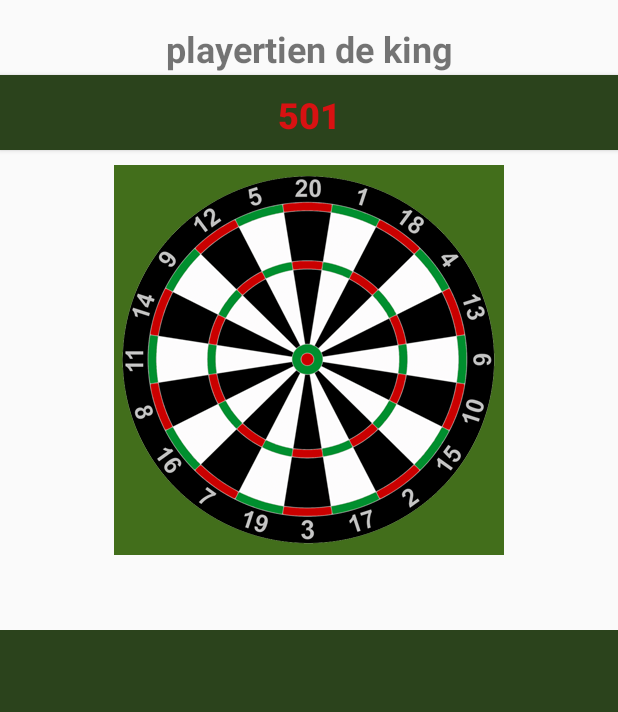
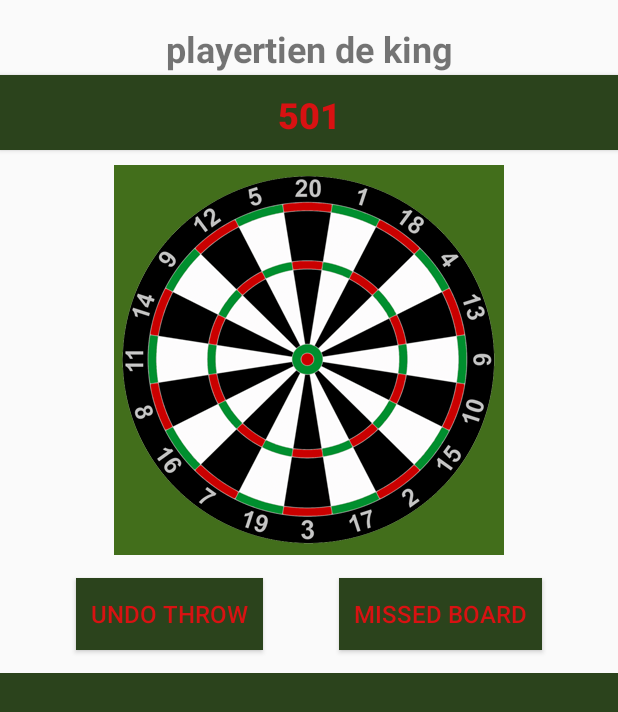
Before and after one commit to Dgeeroms/DartsGames, an Android app: the layout play_game_fragment.xml on its own in the app's theme, with its tools: preview values and no code run, on a phone screen of 412 x 824 dp. Shown: the top 712 px of the screen. Run offline under Robolectric (Android 15) with nearby library versions, the phone set to English and light mode, and no system bars.

Commit message:
Added functionalities: - last dart thrown can be undone - button to indicate a dart has missed the board

```diff
--- a/app/src/main/java/com/davygeeroms/dartsgames/viewmodels/NewGameViewModel.kt
+++ b/app/src/main/java/com/davygeeroms/dartsgames/viewmodels/NewGameViewModel.kt
@@ -83,7 +83,7 @@ class NewGameViewModel(application: Application, gameDao: GameDao) : AndroidView
         uiScope.launch {
             withContext(Dispatchers.IO){
 
-                //_gameRepo.deleteTable()
+                _gameRepo.deleteTable()
 
                 _gameRepo.saveGame(game)
                 val tempGame = _gameRepo.getNewGame()
--- a/app/src/main/res/layout/play_game_fragment.xml
+++ b/app/src/main/res/layout/play_game_fragment.xml
@@ -37,35 +37,59 @@
 
             <TextView
                 android:id="@+id/player_name"
+                style="@style/now_playing"
                 android:text=""
                 app:layout_constraintEnd_toEndOf="parent"
                 app:layout_constraintStart_toStartOf="parent"
                 app:layout_constraintTop_toTopOf="parent"
-            tools:text="playertien de king"
-            style="@style/now_playing" />
+                tools:text="playertien de king" />
 
             <ImageButton
                 android:id="@+id/dartboard_button"
                 android:layout_width="wrap_content"
                 android:layout_height="wrap_content"
                 android:layout_marginTop="10dp"
+                android:background="@color/background"
+                android:contentDescription="@string/dartboard"
+                android:src="@drawable/dartsboard390"
                 app:layout_constraintEnd_toEndOf="parent"
                 app:layout_constraintStart_toStartOf="parent"
-            app:layout_constraintTop_toBottomOf="@+id/player_score"
-            android:src="@drawable/dartsboard390"
-            android:background="@color/background"
-            android:contentDescription="@string/dartboard" />
+                app:layout_constraintTop_toBottomOf="@+id/player_score" />
 
             <androidx.recyclerview.widget.RecyclerView
                 android:id="@+id/player_history_rec"
-            android:background="@color/buttonBackground"
                 android:layout_width="0dp"
                 android:layout_height="0dp"
-            android:layout_marginTop="50dp"
+                android:layout_marginTop="15dp"
+                android:background="@color/buttonBackground"
                 android:paddingTop="10dp"
                 app:layout_constraintBottom_toBottomOf="parent"
                 app:layout_constraintEnd_toEndOf="parent"
                 app:layout_constraintStart_toStartOf="parent"
+                app:layout_constraintTop_toBottomOf="@+id/btn_undoThrow" />
+
+            <Button
+                style="@style/regularButton"
+                android:id="@+id/btn_undoThrow"
+                android:layout_width="wrap_content"
+                android:layout_height="wrap_content"
+                android:layout_marginTop="15dp"
+                android:text="@string/undo_throw"
+                app:layout_constraintEnd_toStartOf="@+id/btn_missThrow"
+                app:layout_constraintHorizontal_bias="0.5"
+                app:layout_constraintStart_toStartOf="parent"
+                app:layout_constraintTop_toBottomOf="@+id/dartboard_button" />
+
+            <Button
+                style="@style/regularButton"
+                android:id="@+id/btn_missThrow"
+                android:layout_width="wrap_content"
+                android:layout_height="wrap_content"
+                android:layout_marginTop="15dp"
+                android:text="@string/missed_board"
+                app:layout_constraintEnd_toEndOf="parent"
+                app:layout_constraintHorizontal_bias="0.5"
+                app:layout_constraintStart_toEndOf="@+id/btn_undoThrow"
                 app:layout_constraintTop_toBottomOf="@+id/dartboard_button" />
 
         </androidx.constraintlayout.widget.ConstraintLayout>
--- a/app/src/main/res/values/strings.xml
+++ b/app/src/main/res/values/strings.xml
@@ -24,4 +24,6 @@
     <string name="c">C°</string>
     <string name="ok">OK</string>
     <string name="statistics">Statistics:</string>
+    <string name="undo_throw">Undo throw</string>
+    <string name="missed_board">Missed board</string>
 </resources>
```
Also changed, not shown: app/src/main/java/com/davygeeroms/dartsgames/adapters/PlayerHistoryAdapter.kt (+20 -15 lines), app/src/main/java/com/davygeeroms/dartsgames/entities/Game.kt (+28 -6 lines), app/src/main/java/com/davygeeroms/dartsgames/entities/PlayerScoreHistory.kt (+15 -1 lines), app/src/main/java/com/davygeeroms/dartsgames/fragments/PlayGameFragment.kt (+32 -12 lines), app/src/main/java/com/davygeeroms/dartsgames/viewmodels/PlayGameViewModel.kt (+21 -7 lines). Lines whose indentation alone changed are shown as unchanged.
